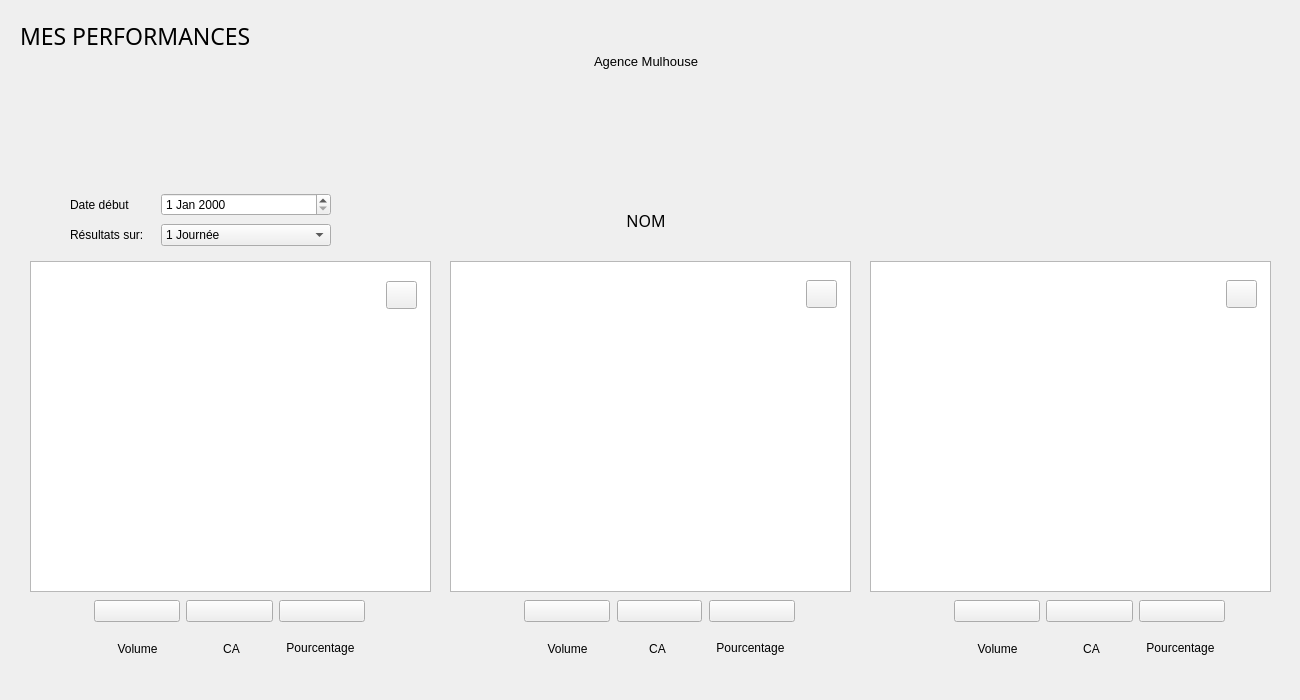
This is Projet_Banque/banquier.ui in SihamJ/IHM as Qt 5 draws it before an edit. The edited form follows.
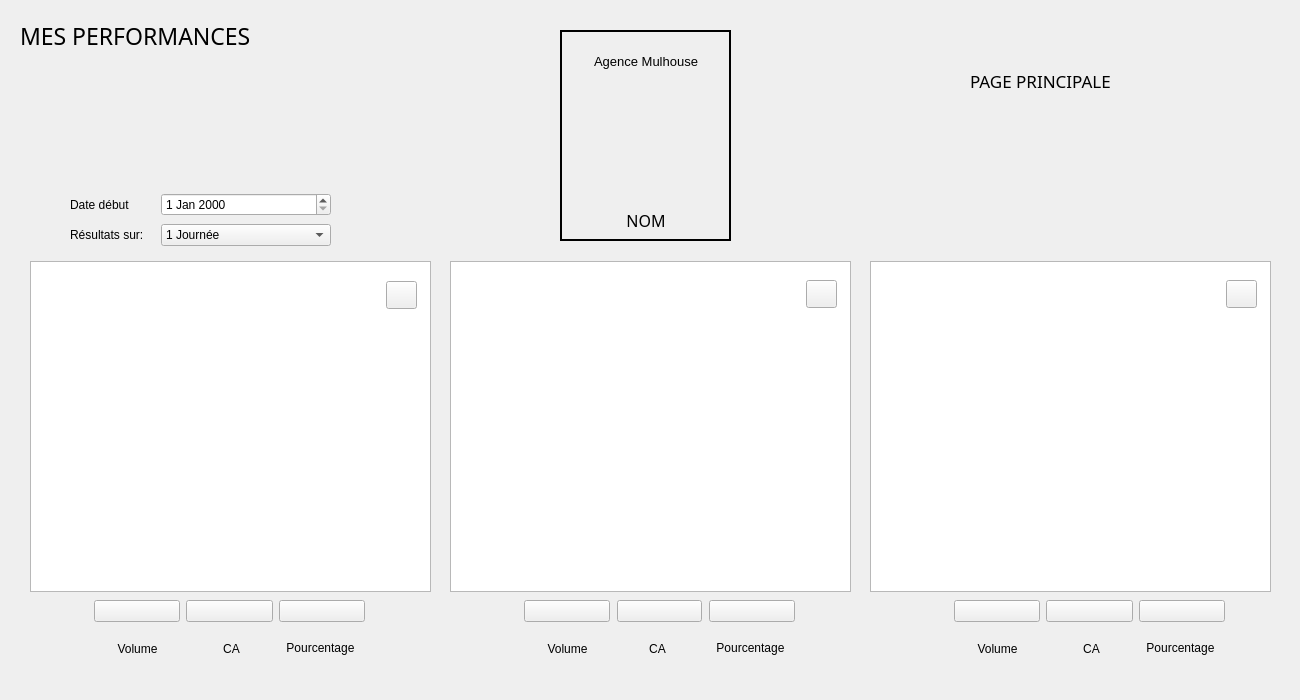
This is the edited form. Icons and pictures are not drawn. Custom widgets are drawn as their Qt base class.

The edit to the form file:
```diff
--- a/Projet_Banque/banquier.ui
+++ b/Projet_Banque/banquier.ui
@@ -536,7 +536,7 @@
     <rect>
      <x>20</x>
      <y>10</y>
-     <width>281</width>
+     <width>291</width>
      <height>51</height>
     </rect>
    </property>
@@ -550,7 +550,7 @@
     <string>MES PERFORMANCES</string>
    </property>
   </widget>
-  <widget class="QWidget" name="">
+  <widget class="QWidget" name="layoutWidget">
    <property name="geometry">
     <rect>
      <x>70</x>
@@ -616,6 +616,88 @@
     </item>
    </layout>
   </widget>
+  <widget class="QLabel" name="label_7">
+   <property name="geometry">
+    <rect>
+     <x>560</x>
+     <y>30</y>
+     <width>171</width>
+     <height>211</height>
+    </rect>
+   </property>
+   <property name="frameShape">
+    <enum>QFrame::Panel</enum>
+   </property>
+   <property name="lineWidth">
+    <number>2</number>
+   </property>
+   <property name="text">
+    <string/>
+   </property>
+  </widget>
+  <widget class="QLabel" name="label_6">
+   <property name="geometry">
+    <rect>
+     <x>970</x>
+     <y>70</y>
+     <width>181</width>
+     <height>21</height>
+    </rect>
+   </property>
+   <property name="font">
+    <font>
+     <family>Malgun Gothic</family>
+     <pointsize>13</pointsize>
+    </font>
+   </property>
+   <property name="frameShape">
+    <enum>QFrame::NoFrame</enum>
+   </property>
+   <property name="lineWidth">
+    <number>2</number>
+   </property>
+   <property name="text">
+    <string>PAGE PRINCIPALE</string>
+   </property>
+  </widget>
+  <widget class="QLabel" name="label_5">
+   <property name="geometry">
+    <rect>
+     <x>1160</x>
+     <y>60</y>
+     <width>41</width>
+     <height>41</height>
+    </rect>
+   </property>
+   <property name="sizePolicy">
+    <sizepolicy hsizetype="Ignored" vsizetype="Ignored">
+     <horstretch>0</horstretch>
+     <verstretch>0</verstretch>
+    </sizepolicy>
+   </property>
+   <property name="font">
+    <font>
+     <family>Malgun Gothic</family>
+     <pointsize>18</pointsize>
+    </font>
+   </property>
+   <property name="frameShape">
+    <enum>QFrame::NoFrame</enum>
+   </property>
+   <property name="lineWidth">
+    <number>2</number>
+   </property>
+   <property name="text">
+    <string/>
+   </property>
+   <property name="pixmap">
+    <pixmap resource="ressource.qrc">:/assets/principale.png</pixmap>
+   </property>
+   <property name="scaledContents">
+    <bool>true</bool>
+   </property>
+  </widget>
+  <zorder>layoutWidget</zorder>
   <zorder>produit_bours</zorder>
   <zorder>produit_assur</zorder>
   <zorder>layoutWidget_2</zorder>
```
Left out of the diff: 6 changed lines with no effect on the pictures.
